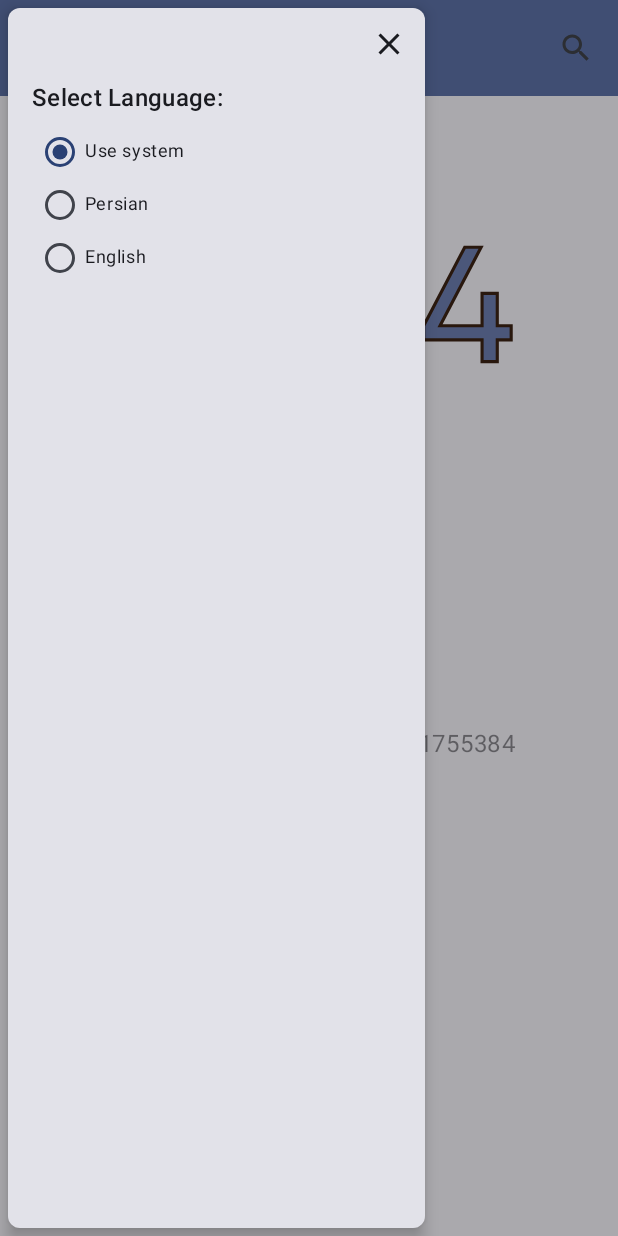
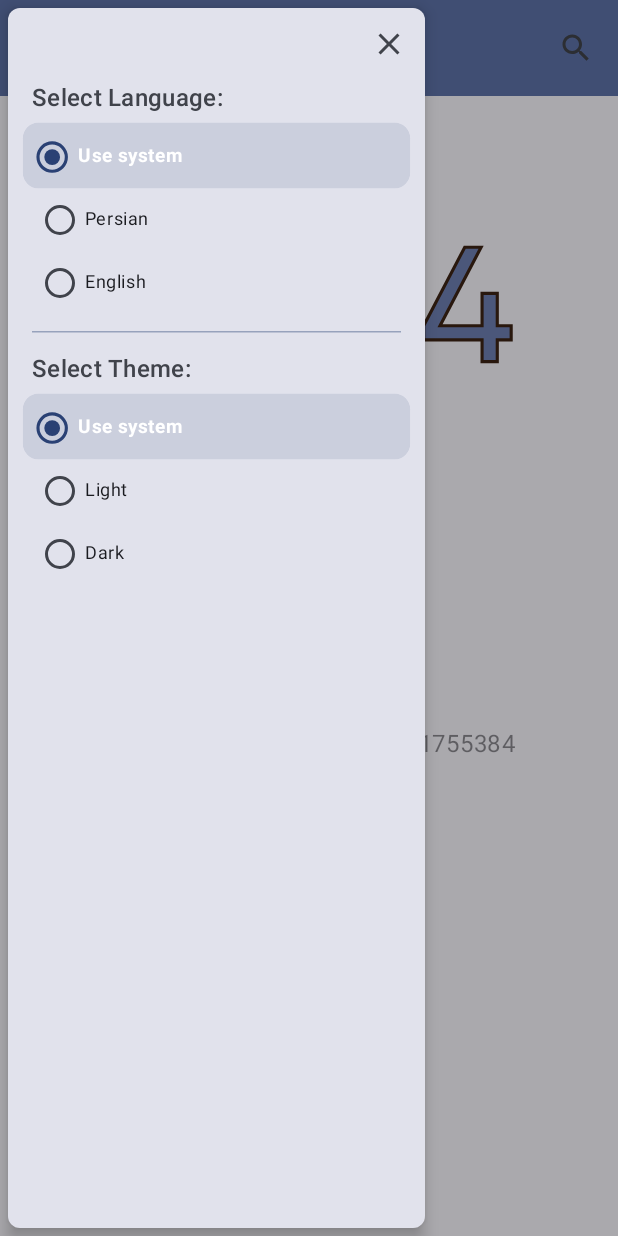
Before and after one commit to HamedMahmoodi/WeatherVision, an Android app built with Jetpack Compose: the screen it shows after launch (MainActivity), after a tap on "Menu", on a phone screen of 412 x 824 dp. Run offline under Robolectric (Android 15) with nearby library versions, the phone set to English and light mode, and no system bars; our stand-ins replace Dagger/Hilt's generated code, Timber; pictures from the network do not load; 1 other tap on this screen came first.

Commit message:
create select theme in drawer

```diff
--- a/app/src/main/java/ir/hamedmahmoodi/weathervision/ui/weather/ContentNavDrawer.kt
+++ b/app/src/main/java/ir/hamedmahmoodi/weathervision/ui/weather/ContentNavDrawer.kt
@@ -8,3 +8,9 @@ enum class LanguageOption(@StringRes val labelRes: Int) {
     PERSIAN(R.string.lang_persian),
     ENGLISH(R.string.lang_english)
 }
+
+enum class ThemeOption(@StringRes val labelRes: Int){
+    SYSTEM(R.string.theme_system),
+    LIGHT(R.string.theme_light),
+    DARK(R.string.theme_dark)
+}
--- a/app/src/main/java/ir/hamedmahmoodi/weathervision/ui/weather/WeatherScreen.kt
+++ b/app/src/main/java/ir/hamedmahmoodi/weathervision/ui/weather/WeatherScreen.kt
@@ -4,12 +4,19 @@ import android.annotation.SuppressLint
 import android.content.res.Configuration
 import androidx.annotation.DrawableRes
 import androidx.compose.animation.AnimatedVisibility
+import androidx.compose.animation.animateColorAsState
+import androidx.compose.animation.core.FastOutSlowInEasing
+import androidx.compose.animation.core.Spring
+import androidx.compose.animation.core.animateDpAsState
+import androidx.compose.animation.core.animateFloatAsState
+import androidx.compose.animation.core.spring
 import androidx.compose.animation.core.tween
 import androidx.compose.animation.fadeIn
 import androidx.compose.animation.fadeOut
 import androidx.compose.animation.slideInHorizontally
 import androidx.compose.animation.slideOutHorizontally
 import androidx.compose.foundation.Image
+import androidx.compose.foundation.background
 import androidx.compose.foundation.clickable
 import androidx.compose.foundation.gestures.detectTapGestures
 import androidx.compose.foundation.layout.Arrangement
@@ -40,8 +47,10 @@ import androidx.compose.material.icons.filled.Search
 import androidx.compose.material3.Button
 import androidx.compose.material3.Card
 import androidx.compose.material3.CardDefaults
+import androidx.compose.material3.Divider
 import androidx.compose.material3.DrawerValue
 import androidx.compose.material3.ExperimentalMaterial3Api
+import androidx.compose.material3.HorizontalDivider
 import androidx.compose.material3.Icon
 import androidx.compose.material3.IconButton
 import androidx.compose.material3.MaterialTheme
@@ -61,6 +70,9 @@ import androidx.compose.runtime.rememberCoroutineScope
 import androidx.compose.ui.Alignment
 import androidx.compose.ui.Modifier
 import androidx.compose.ui.draw.alpha
+import androidx.compose.ui.draw.clip
+import androidx.compose.ui.graphics.Color
+import androidx.compose.ui.graphics.graphicsLayer
 import androidx.compose.ui.input.pointer.pointerInput
 import androidx.compose.ui.layout.ContentScale
 import androidx.compose.ui.platform.LocalSoftwareKeyboardController
@@ -70,6 +82,7 @@ import androidx.compose.ui.text.TextStyle
 import androidx.compose.ui.text.font.FontWeight
 import androidx.compose.ui.text.input.ImeAction
 import androidx.compose.ui.text.style.TextAlign
+import androidx.compose.ui.tooling.preview.Devices
 import androidx.compose.ui.tooling.preview.Devices.PIXEL_XL
 import androidx.compose.ui.tooling.preview.Preview
 import androidx.compose.ui.unit.dp
@@ -121,12 +134,16 @@ fun WeatherScreen(
         {
             WeatherDrawerContent(
                 onCloseDrawer = { viewModel.onCloseDrawer() },
+                isVisible = drawerState.isOpen,
                 selectedLanguage = viewModel.selectedLanguage.value,
                 onLanguageSelected = { option ->
                     viewModel.updateLanguage(option)
                     scope.launch { drawerState.close() }
                 },
-                isVisible = drawerState.isOpen
+                selectedTheme = viewModel.selectedTheme.value,
+                onThemeSelected = {option ->
+                    viewModel.updateTheme(option)
+                }
             )
         }
     ) {
@@ -567,6 +584,12 @@ fun DefaultAppBar(
 }
 
 @Composable
+@Preview
+fun DefaultAppBarPreview() {
+    DefaultAppBar(onSearchClicked = {}, onMenuClick = {})
+}
+
+@Composable
 fun SearchAppBar(
     text: String,
     onTextChange: (String) -> Unit,
@@ -635,14 +658,28 @@ fun SearchAppBar(
 }
 
 @Composable
+@Preview
+fun SearchAppBarPreview() {
+    SearchAppBar(
+        text = "Search for a city",
+        onTextChange = {},
+        onCloseClicked = {},
+        onSearchClicked = {}
+    )
+}
+
+@Composable
 fun WeatherDrawerContent(
     onCloseDrawer: () -> Unit,
+    isVisible: Boolean,
     selectedLanguage: LanguageOption,
     onLanguageSelected: (LanguageOption) -> Unit,
-    isVisible: Boolean,
+    selectedTheme: ThemeOption,
+    onThemeSelected: (ThemeOption) -> Unit,
 ) {
     Card(
         shape = RoundedCornerShape(8.dp),
+        colors = CardDefaults.cardColors(containerColor = MaterialTheme.colorScheme.surfaceVariant),
         elevation = CardDefaults.cardElevation(defaultElevation = 6.dp),
         modifier = Modifier
             .fillMaxHeight()
@@ -665,11 +702,12 @@ fun WeatherDrawerContent(
                     contentDescription = stringResource(R.string.close_menu)
                 )
             }
+
             this@Card.AnimatedVisibility(
                 visible = isVisible,
-                enter = fadeIn(animationSpec = tween(500)) + slideInHorizontally(initialOffsetX = { -it }),
-                exit = fadeOut(animationSpec = tween(300)) + slideOutHorizontally(targetOffsetX = { -it })
-            ){
+                enter = fadeIn(animationSpec = tween(700)) + slideInHorizontally(initialOffsetX = { -it }),
+                exit = fadeOut(animationSpec = tween(500)) + slideOutHorizontally(targetOffsetX = { -it })
+            ) {
                 Column(
                     modifier = Modifier
                         .fillMaxSize()
@@ -684,24 +722,51 @@ fun WeatherDrawerContent(
                     Spacer(modifier = Modifier.height(5.dp))
 
                     LanguageOption.entries.forEach { option ->
-                        Row(
-                            verticalAlignment = Alignment.CenterVertically,
-                            modifier = Modifier
-                                .fillMaxWidth()
-                                .clickable { onLanguageSelected(option) }
-
-                        ) {
+                        SelectableOptionRow(
+                            text = stringResource(option.labelRes),
+                            selected = (selectedLanguage == option),
+                            onClick = { onLanguageSelected(option) },
+                            leading = {
                                 RadioButton(
                                     selected = (selectedLanguage == option),
                                     onClick = { onLanguageSelected(option) },
                                     modifier = Modifier.size(35.dp)
                                 )
-                            Text(
-                                text = stringResource(option.labelRes),
-                                style = MaterialTheme.typography.bodySmall
+                            }
                         )
                     }
+
+                    Spacer(modifier = Modifier.height(12.dp))
+
+                    HorizontalDivider(
+                        color = MaterialTheme.colorScheme.primary.copy(alpha = 0.4f),
+                        thickness = 1.dp
+                    )
+
+                    Spacer(modifier = Modifier.height(12.dp))
+
+                    Text(
+                        text = stringResource(R.string.theme_selection),
+                        style = MaterialTheme.typography.titleMedium
+                    )
+
+                    Spacer(modifier = Modifier.height(5.dp))
+
+                    ThemeOption.entries.forEach { option ->
+                        SelectableOptionRow(
+                            text = stringResource(option.labelRes),
+                            selected = (selectedTheme == option),
+                            onClick = { onThemeSelected(option) },
+                            leading = {
+                                RadioButton(
+                                    selected = (selectedTheme == option),
+                                    onClick = { onThemeSelected(option) },
+                                    modifier = Modifier.size(35.dp)
+                                )
                             }
+                        )
+                    }
+
                 }
             }
 
@@ -710,18 +775,87 @@ fun WeatherDrawerContent(
 }
 
 @Composable
-@Preview
-fun DefaultAppBarPreview() {
-    DefaultAppBar(onSearchClicked = {}, onMenuClick = {})
+@Preview(
+    showBackground = true,
+    showSystemUi = true,
+    device = Devices.PIXEL_7_PRO
+)
+fun WeatherDrawerContentPreview(){
+    WeatherDrawerContent(
+        onCloseDrawer = {},
+    isVisible = true,
+    selectedLanguage = LanguageOption.SYSTEM,
+    onLanguageSelected = {},
+    selectedTheme = ThemeOption.SYSTEM,
+    onThemeSelected = {}
+    )
 }
 
 @Composable
-@Preview
-fun SearchAppBarPreview() {
-    SearchAppBar(
-        text = "Search for a city",
-        onTextChange = {},
-        onCloseClicked = {},
-        onSearchClicked = {}
+private fun SelectableOptionRow(
+    text: String,
+    selected: Boolean,
+    onClick: () -> Unit,
+    leading: (@Composable () -> Unit)? = null,
+) {
+    val targetBg = if (selected)
+        MaterialTheme.colorScheme.primary.copy(alpha = 0.12f)
+    else
+        Color.Transparent
+    val bgColor by animateColorAsState(
+        targetValue = targetBg,
+        animationSpec = tween(durationMillis = 220, easing = FastOutSlowInEasing),
+        label = "bgAnim"
+    )
+
+    val scale by animateFloatAsState(
+        targetValue = if (selected) 1.05f else 1f,
+        animationSpec = spring(
+            dampingRatio = Spring.DampingRatioNoBouncy,
+            stiffness = Spring.StiffnessLow
+        ),
+        label = "scaleAnim"
+    )
+
+    val tonalElevation by animateDpAsState(
+        targetValue = if (selected) 5.dp else 0.dp,
+        animationSpec = tween(180),
+        label = "elevAnim"
+    )
+
+    Surface(
+        tonalElevation = tonalElevation,
+        shape = RoundedCornerShape(10.dp),
+        color = bgColor,
+        modifier = Modifier
+            .graphicsLayer {
+                scaleX = scale
+                scaleY = scale
+            }
+            .clip(RoundedCornerShape(10.dp))
+            .clickable(onClick = onClick)
+    ) {
+        Row(
+            verticalAlignment = Alignment.CenterVertically,
+            modifier = Modifier
+                .fillMaxWidth()
+                .padding(vertical = 3.dp)
+        ) {
+            if (leading != null) {
+                leading()
+            }
+            val textColor = if (selected) {
+                MaterialTheme.colorScheme.onPrimaryContainer
+            } else {
+                MaterialTheme.colorScheme.onSurface
+            }
+            Text(
+                text = text,
+                style = MaterialTheme.typography.bodySmall.copy(
+                    color = textColor,
+                    fontWeight = if (selected) FontWeight.Bold else FontWeight.Normal
+                )
             )
         }
+    }
+}
--- a/app/src/main/java/ir/hamedmahmoodi/weathervision/ui/weather/WeatherViewModel.kt
+++ b/app/src/main/java/ir/hamedmahmoodi/weathervision/ui/weather/WeatherViewModel.kt
@@ -1,5 +1,6 @@
 package ir.hamedmahmoodi.weathervision.ui.weather
 
+import androidx.appcompat.app.AppCompatDelegate
 import androidx.compose.runtime.MutableState
 import androidx.compose.runtime.State
 import androidx.compose.runtime.mutableStateOf
@@ -67,6 +68,18 @@ class WeatherViewModel @Inject constructor(
         AppLocaleUtil.set(option)
     }
 
+    private val _selectedTheme = mutableStateOf(ThemeOption.SYSTEM)
+    val selectedTheme :State<ThemeOption> = _selectedTheme
+
+    fun updateTheme(option: ThemeOption){
+        _selectedTheme.value = option
+        when (option) {
+            ThemeOption.SYSTEM -> AppCompatDelegate.setDefaultNightMode(AppCompatDelegate.MODE_NIGHT_FOLLOW_SYSTEM)
+            ThemeOption.LIGHT  -> AppCompatDelegate.setDefaultNightMode(AppCompatDelegate.MODE_NIGHT_NO)
+            ThemeOption.DARK   -> AppCompatDelegate.setDefaultNightMode(AppCompatDelegate.MODE_NIGHT_YES)
+        }
+    }
+
     init {
         getWeather()
     }
--- a/app/src/main/res/values/strings.xml
+++ b/app/src/main/res/values/strings.xml
@@ -24,4 +24,8 @@
     <string name="lang_system">Use system</string>
     <string name="lang_persian">Persian</string>
     <string name="lang_english">English</string>
+    <string name="theme_selection">Select Theme:</string>
+    <string name="theme_system">Use system</string>
+    <string name="theme_light">Light</string>
+    <string name="theme_dark">Dark</string>
 </resources>
```
Also changed, not shown: 1 other file. Lines whose indentation alone changed are shown as unchanged.
